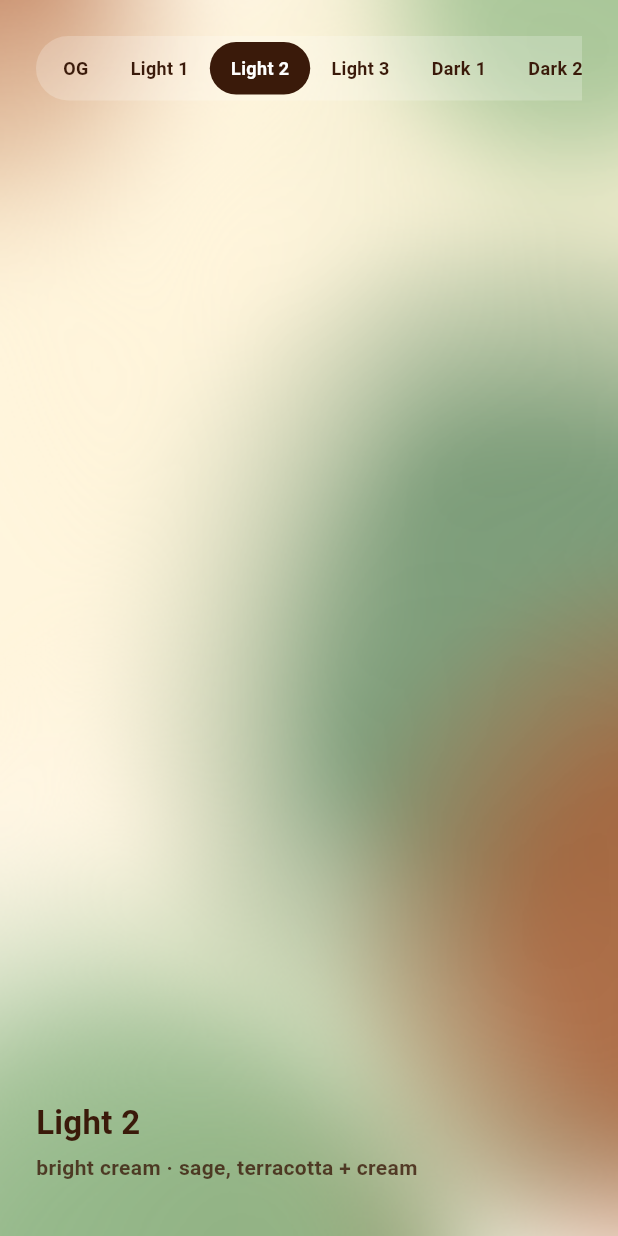
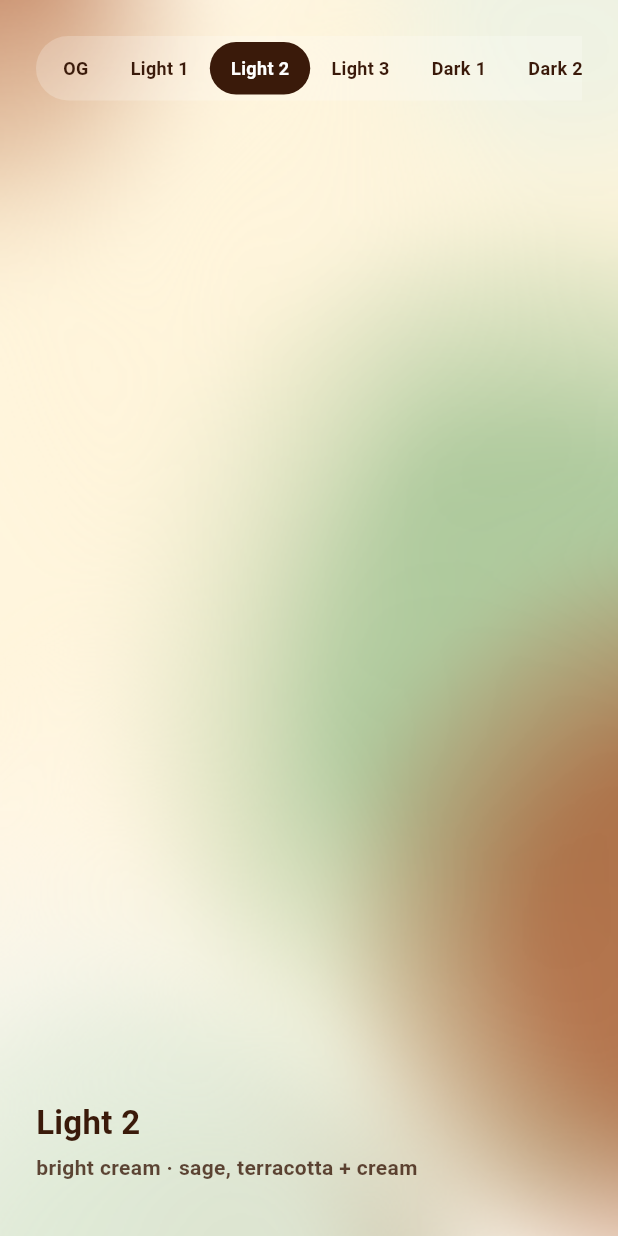
Before and after one commit to keepYaoung/bokeh-lava-gradient, a Flutter app: the screen it shows after launch, after a tap on "Light 1", after a tap on "Light 2", on a phone screen of 412 x 824 dp. Run offline on Flutter 3.47's test engine with Material 3 defaults, Android fonts, the phone set to English and light mode, and no system bars.

Commit message:
light2: lighten sages (sage->light sage, light sage->pale near-white); refresh /bg-only
Co-Authored-By: Claude Opus 4.8 <noreply@anthropic.com>

```diff
--- a/lib/bokeh_lava_gradient.dart
+++ b/lib/bokeh_lava_gradient.dart
@@ -70,10 +70,10 @@ const Map<BokehTheme, _BokehPreset> _kPresets = <BokehTheme, _BokehPreset>{
   BokehTheme.light2: _BokehPreset(
     Color(0xFFFFF8EE),
     <Color>[
-      Color(0xFF5E8863),
-      Color(0xFFAE5C34),
-      Color(0xFF9BBF8E),
-      Color(0xFFFFF4D8),
+      Color(0xFF9BBF8E), // 라이트 세이지
+      Color(0xFFAE5C34), // 테라코타
+      Color(0xFFECF2E5), // 페일 세이지 (웜 화이트에 가깝게)
+      Color(0xFFFFF4D8), // 크림 하이라이트
     ],
     0.8,
     Brightness.light,
```
Also changed, not shown: 5 other files.
